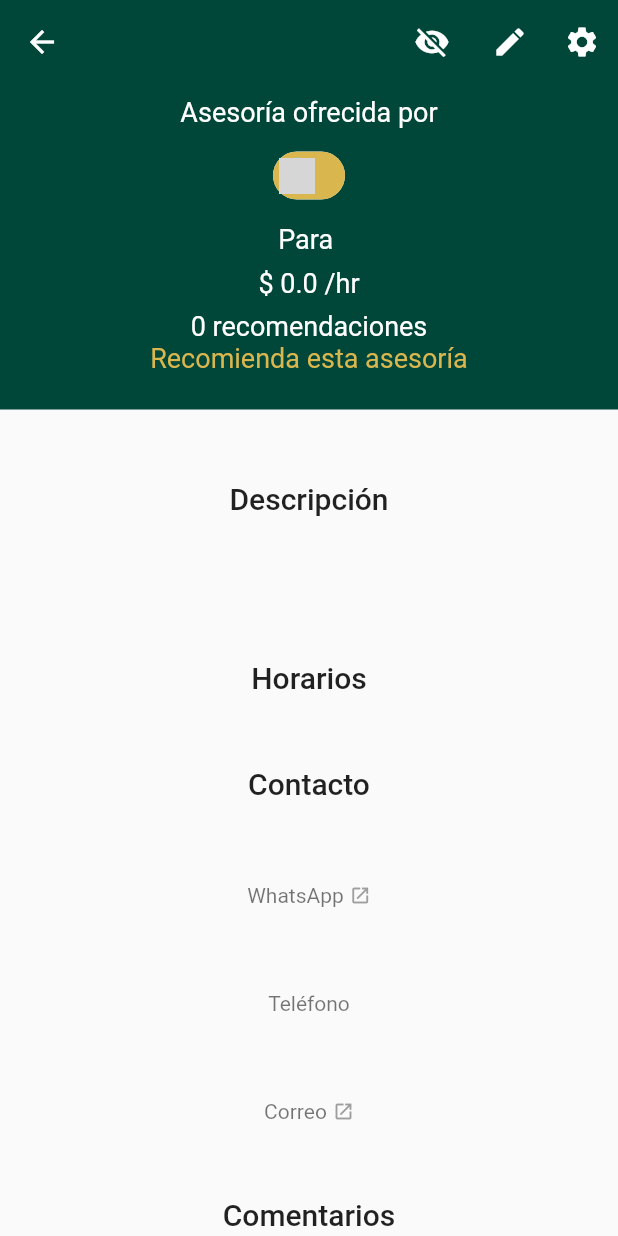
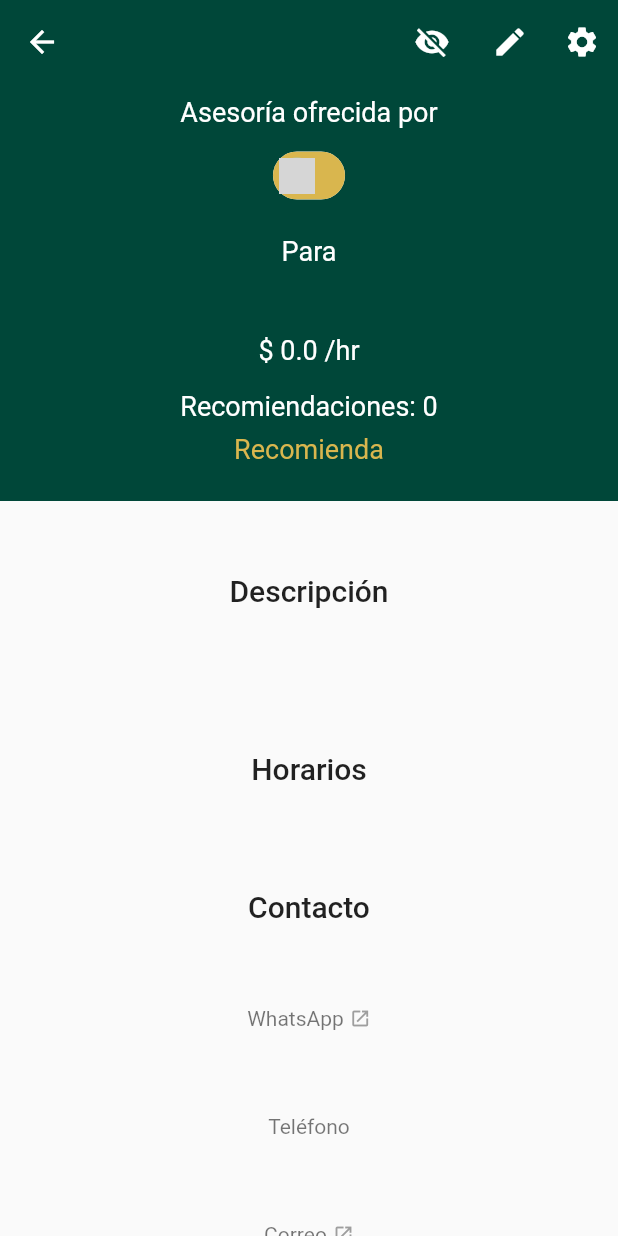
Before and after one commit to ITAM-IngenieriaSoftware-2022/asesoriasITAM2022, a Flutter app: the AsesoriaPage screen opened directly with empty values, on a phone screen of 412 x 824 dp. Run offline on Flutter 3.47's test engine with Material 2 defaults, Android fonts, the phone set to English and light mode, and no system bars; our stand-ins replace cloud_firestore, file_picker, firebase_auth, firebase_core, firebase_storage, font_awesome_flutter; accounts and stored records are empty; grey boxes are pictures that could not be loaded.

Commit message:
asesoriaPage horario fix

```diff
--- a/src/asesoriasitam/lib/pantallas/asesorias/asesoria.dart
+++ b/src/asesoriasitam/lib/pantallas/asesorias/asesoria.dart
@@ -168,14 +168,20 @@ class _AsesoriaPageState extends State<AsesoriaPage> {
                       )),
                 ),
                 // Clase
+                SizedBox(height: 16),
+                Text(
+                  "Para",
+                  style:
+                      TextStyle(color: Colors.white, fontSize: 18), //scaffColor
+                ),
                 SizedBox(height: 8),
                 Text(
-                  "Para " + asesoria.clase!,
+                  asesoria.clase!,
                   style:
                       TextStyle(color: Colors.white, fontSize: 18), //scaffColor
                 ),
                 SizedBox(
-                  height: 8,
+                  height: 16,
                 ),
                 // Precio
                 Text(
@@ -184,39 +190,26 @@ class _AsesoriaPageState extends State<AsesoriaPage> {
                       TextStyle(color: Colors.white, fontSize: 18), //scaffColor
                 ),
                 SizedBox(
-                  height: 8,
+                  height: 16,
                 ),
                 // asesoria.recomendadoPorN > 0
                 true
                     ? Text(
-                        asesoria.recomendadoPorN.toString() +
-                            " recomendaciones",
+                        "Recomiendaciones: " +
+                            ((asesoria.recomendadoPorN! > 0) ? "+" : "") +
+                            asesoria.recomendadoPorN.toString(),
                         style: TextStyle(
                           color: Colors.white, //scaffColor
                           fontSize: 18,
                         ),
                       )
                     : Container(),
+                SizedBox(height: 8),
                 InkWell(
                     onTap: () =>
                         goto(context, ComentarAsesoriaPage(asesoria: asesoria)),
-                    /*async {
-                      try {
-                        _recomendado
-                            ? await AsesoriaBloc().desrecomendarAsesoria(
-                                asesoria: asesoria, usuario: usuario)
-                            : await AsesoriaBloc().recomendarAsesoria(
-                                asesoria: asesoria, usuario: usuario);
-
-                        _update();
-                      } catch (e) {
-                        print(e);
-                      }
-                    },*/
                     child: Text(
-                      _recomendado
-                          ? "Dejar de recomendar"
-                          : "Recomienda esta asesoría",
+                      "Recomienda",
                       style: TextStyle(
                         color: Palette.mainYellow,
                         fontSize: 18,
@@ -239,7 +232,10 @@ class _AsesoriaPageState extends State<AsesoriaPage> {
               _sectionTitle(title: "Descripción"),
               Padding(
                 padding: EdgeInsets.all(16),
-                child: Text(asesoria.detalles ?? "No hay detalles"),
+                child: Text(
+                  asesoria.detalles ?? "No hay detalles",
+                  maxLines: null,
+                ),
               ),
               _sectionTitle(title: "Horarios"),
               _horario(),
@@ -337,6 +333,7 @@ class _AsesoriaPageState extends State<AsesoriaPage> {
     );
   }
 
+  /*
   Widget _horario() {
     List<Widget> out = [];
     double fontSize = 18;
@@ -363,4 +360,18 @@ class _AsesoriaPageState extends State<AsesoriaPage> {
     }
     return CenteredConstrainedBox(maxWidth: 150, child: Column(children: out));
   }
+  */
+  Widget _horario() {
+    String out = "";
+    double fontSize = 18;
+    for (String dia in diasOrdenados) {
+      String hrs = asesoria.horario![dia];
+      if (hrs.isEmpty) continue;
+      out += "\n$dia: $hrs";
+    }
+    return Text(
+      out,
+      style: TextStyle(fontSize: fontSize),
+    );
+  }
 }
```
